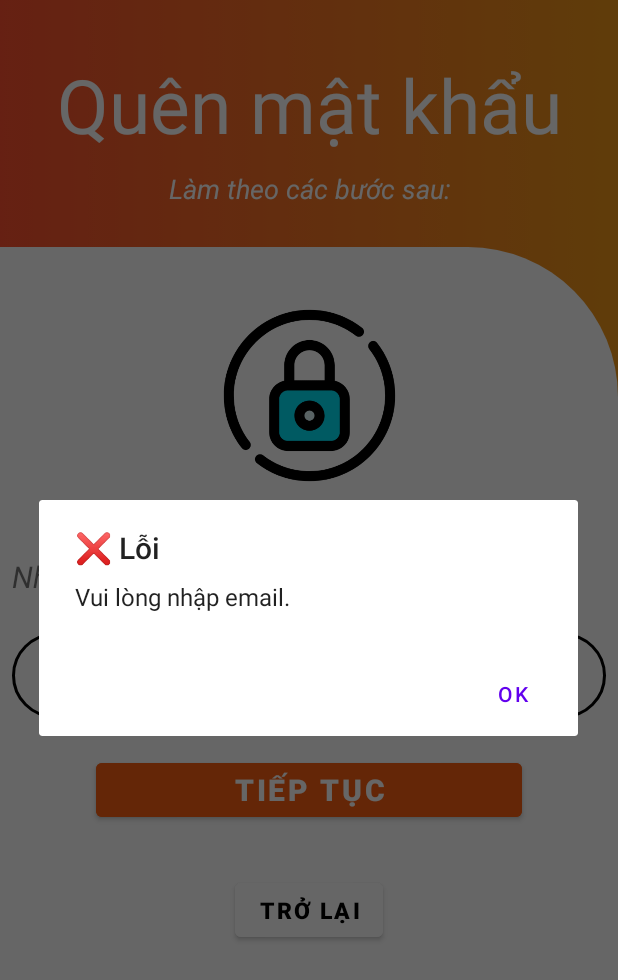
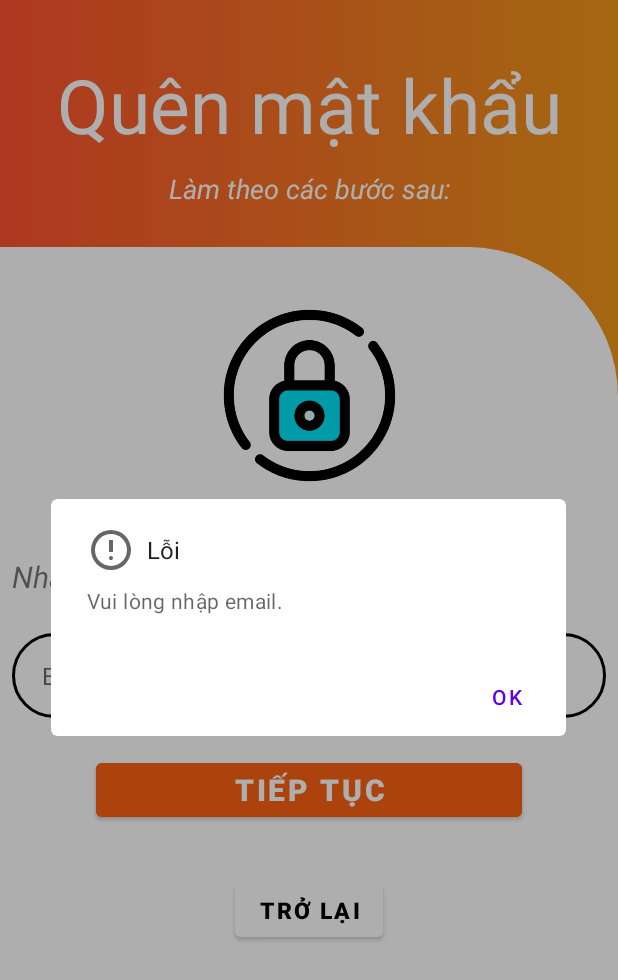
Before and after one commit to bppham/Android-Delivery-Food, an Android app: the ForgotPasswordActivity screen opened directly, with no data from a screen before it, after a tap on "TIẾP TỤC", on a phone screen of 412 x 824 dp. Shown: the top 980 px of the screen. Run offline under Robolectric (Android 15) with nearby library versions, the phone set to English and light mode, and no system bars.

Commit message:
FEAT: cancel order update the dialog helper

```diff
--- a/app/src/main/java/com/example/ptitdelivery/utils/DialogHelper.java
+++ b/app/src/main/java/com/example/ptitdelivery/utils/DialogHelper.java
@@ -3,31 +3,35 @@ package com.example.ptitdelivery.utils;
 import android.app.AlertDialog;
 import android.content.Context;
 
+import com.example.ptitdelivery.R;
+import com.google.android.material.dialog.MaterialAlertDialogBuilder;
+
 public class DialogHelper {
     public static void showErrorDialog(Context context, String message) {
-        new AlertDialog.Builder(context)
-                .setTitle("❌ Lỗi")
+        new MaterialAlertDialogBuilder(context)
+                .setTitle("Lỗi")
                 .setMessage(message)
+                .setIcon(R.drawable.ic_error) // Bạn có thể tùy chỉnh icon
                 .setPositiveButton("OK", null)
                 .setCancelable(true)
                 .show();
     }
 
-    // ✅ Dialog thành công
     public static void showSuccessDialog(Context context, String message) {
-        new AlertDialog.Builder(context)
-                .setTitle("✅ Thành công")
+        new MaterialAlertDialogBuilder(context)
+                .setTitle("Thành công")
                 .setMessage(message)
+                .setIcon(R.drawable.ic_success) // Tùy chỉnh nếu muốn
                 .setPositiveButton("OK", null)
                 .setCancelable(true)
                 .show();
     }
 
-    // ❓ Dialog xác nhận - có callback
     public static void showConfirmDialog(Context context, String message, ConfirmCallback callback) {
-        new AlertDialog.Builder(context)
-                .setTitle("❓ Bạn có chắc không?")
+        new MaterialAlertDialogBuilder(context)
+                .setTitle("Xác nhận")
                 .setMessage(message)
+                .setIcon(R.drawable.ic_question) // Optional icon
                 .setPositiveButton("Có", (dialog, which) -> {
                     if (callback != null) {
                         callback.onConfirmed();
@@ -38,7 +42,6 @@ public class DialogHelper {
                 .show();
     }
 
-    // Giao diện callback cho confirm
     public interface ConfirmCallback {
         void onConfirmed();
     }
--- /dev/null
+++ b/app/src/main/res/drawable/ic_error.xml
@@ -0,0 +1,10 @@
+<vector xmlns:android="http://schemas.android.com/apk/res/android"
+    android:width="24dp"
+    android:height="24dp"
+    android:viewportWidth="960"
+    android:viewportHeight="960"
+    android:tint="?attr/colorControlNormal">
+  <path
+      android:fillColor="@android:color/white"
+      android:pathData="M480,680Q497,680 508.5,668.5Q520,657 520,640Q520,623 508.5,611.5Q497,600 480,600Q463,600 451.5,611.5Q440,623 440,640Q440,657 451.5,668.5Q463,680 480,680ZM440,520L520,520L520,280L440,280L440,520ZM480,880Q397,880 324,848.5Q251,817 197,763Q143,709 111.5,636Q80,563 80,480Q80,397 111.5,324Q143,251 197,197Q251,143 324,111.5Q397,80 480,80Q563,80 636,111.5Q709,143 763,197Q817,251 848.5,324Q880,397 880,480Q880,563 848.5,636Q817,709 763,763Q709,817 636,848.5Q563,880 480,880ZM480,800Q614,800 707,707Q800,614 800,480Q800,346 707,253Q614,160 480,160Q346,160 253,253Q160,346 160,480Q160,614 253,707Q346,800 480,800ZM480,480Q480,480 480,480Q480,480 480,480Q480,480 480,480Q480,480 480,480Q480,480 480,480Q480,480 480,480Q480,480 480,480Q480,480 480,480Z"/>
+</vector>
--- /dev/null
+++ b/app/src/main/res/drawable/ic_question.xml
@@ -0,0 +1,11 @@
+<vector xmlns:android="http://schemas.android.com/apk/res/android"
+    android:width="24dp"
+    android:height="24dp"
+    android:viewportWidth="960"
+    android:viewportHeight="960"
+    android:tint="?attr/colorControlNormal"
+    android:autoMirrored="true">
+  <path
+      android:fillColor="@android:color/white"
+      android:pathData="M478,720Q499,720 513.5,705.5Q528,691 528,670Q528,649 513.5,634.5Q499,620 478,620Q457,620 442.5,634.5Q428,649 428,670Q428,691 442.5,705.5Q457,720 478,720ZM442,566L516,566Q516,533 523.5,514Q531,495 566,462Q592,436 607,412.5Q622,389 622,356Q622,300 581,270Q540,240 484,240Q427,240 391.5,270Q356,300 342,342L408,368Q413,350 430.5,329Q448,308 484,308Q516,308 532,325.5Q548,343 548,364Q548,384 536,401.5Q524,419 506,434Q462,473 452,493Q442,513 442,566ZM480,880Q397,880 324,848.5Q251,817 197,763Q143,709 111.5,636Q80,563 80,480Q80,397 111.5,324Q143,251 197,197Q251,143 324,111.5Q397,80 480,80Q563,80 636,111.5Q709,143 763,197Q817,251 848.5,324Q880,397 880,480Q880,563 848.5,636Q817,709 763,763Q709,817 636,848.5Q563,880 480,880ZM480,800Q614,800 707,707Q800,614 800,480Q800,346 707,253Q614,160 480,160Q346,160 253,253Q160,346 160,480Q160,614 253,707Q346,800 480,800ZM480,480Q480,480 480,480Q480,480 480,480Q480,480 480,480Q480,480 480,480Q480,480 480,480Q480,480 480,480Q480,480 480,480Q480,480 480,480Z"/>
+</vector>
--- /dev/null
+++ b/app/src/main/res/drawable/ic_success.xml
@@ -0,0 +1,10 @@
+<vector xmlns:android="http://schemas.android.com/apk/res/android"
+    android:width="24dp"
+    android:height="24dp"
+    android:viewportWidth="960"
+    android:viewportHeight="960"
+    android:tint="?attr/colorControlNormal">
+  <path
+      android:fillColor="@android:color/white"
+      android:pathData="M480,880Q397,880 324,848.5Q251,817 197,763Q143,709 111.5,636Q80,563 80,480Q80,397 111.5,324Q143,251 197,197Q251,143 324,111.5Q397,80 480,80Q545,80 603,99Q661,118 710,152L652,211Q614,187 571,173.5Q528,160 480,160Q347,160 253.5,253.5Q160,347 160,480Q160,613 253.5,706.5Q347,800 480,800Q613,800 706.5,706.5Q800,613 800,480Q800,462 798,444Q796,426 792,409L857,344Q868,376 874,410Q880,444 880,480Q880,563 848.5,636Q817,709 763,763Q709,817 636,848.5Q563,880 480,880ZM424,664L254,494L310,438L424,552L824,151L880,207L424,664Z"/>
+</vector>
```
Also changed, not shown: app/src/main/java/com/example/ptitdelivery/fragments/OngoingOrderFragment.java (+11 -2 lines), app/src/main/res/drawable/ic_cancel.xml (added, +10 -0 lines), app/src/main/res/layout/fragment_onging_order.xml (+33 -19 lines).
